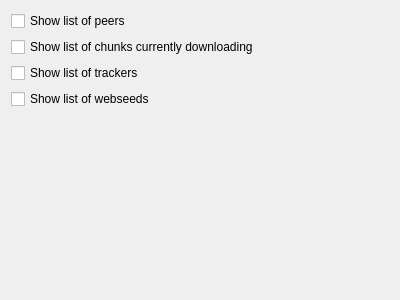
Old version of the form plugins/infowidget/iwprefpage.ui in the repository KDE/ktorrent.
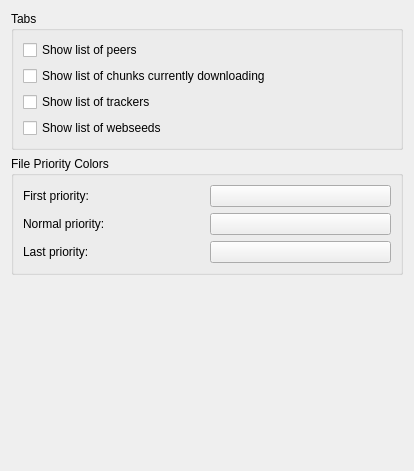
New version of the form. Custom widgets are drawn as their Qt base class.

Commit message: Added color coded file priorities in the infowidget plugin

The edit to the form file:
```diff
--- a/plugins/infowidget/iwprefpage.ui
+++ b/plugins/infowidget/iwprefpage.ui
@@ -6,11 +6,17 @@
     <x>0</x>
     <y>0</y>
     <width>400</width>
-    <height>300</height>
+    <height>471</height>
    </rect>
   </property>
   <layout class="QVBoxLayout" >
    <item>
+    <widget class="QGroupBox" name="groupBox" >
+     <property name="title" >
+      <string>Tabs</string>
+     </property>
+     <layout class="QVBoxLayout" >
+      <item>
     <widget class="QCheckBox" name="kcfg_showPeerView" >
      <property name="toolTip" >
       <string>Whether or not to show the peers tab in the bottom of the window.</string>
@@ -53,6 +59,69 @@
      </property>
     </widget>
    </item>
+     </layout>
+    </widget>
+   </item>
+   <item>
+    <widget class="QGroupBox" name="groupBox_2" >
+     <property name="title" >
+      <string>File Priority Colors</string>
+     </property>
+     <layout class="QGridLayout" >
+      <item row="0" column="0" >
+       <widget class="QLabel" name="label" >
+        <property name="text" >
+         <string>First priority:</string>
+        </property>
+       </widget>
+      </item>
+      <item row="0" column="1" >
+       <widget class="KColorButton" name="kcfg_firstColor" >
+        <property name="toolTip" >
+         <string>&lt;html>&lt;head>&lt;meta name="qrichtext" content="1" />&lt;style type="text/css">
+p, li { white-space: pre-wrap; }
+&lt;/style>&lt;/head>&lt;body style=" font-family:'Bitstream Vera Sans'; font-size:8pt; font-weight:400; font-style:normal;">
+&lt;p style=" margin-top:0px; margin-bottom:0px; margin-left:0px; margin-right:0px; -qt-block-indent:0; text-indent:0px;">Color to use for first priority files.&lt;/p>&lt;/body>&lt;/html></string>
+        </property>
+       </widget>
+      </item>
+      <item row="1" column="0" >
+       <widget class="QLabel" name="label_2" >
+        <property name="text" >
+         <string>Normal priority:</string>
+        </property>
+       </widget>
+      </item>
+      <item row="1" column="1" >
+       <widget class="KColorButton" name="kcfg_normalColor" >
+        <property name="toolTip" >
+         <string>&lt;html>&lt;head>&lt;meta name="qrichtext" content="1" />&lt;style type="text/css">
+p, li { white-space: pre-wrap; }
+&lt;/style>&lt;/head>&lt;body style=" font-family:'Bitstream Vera Sans'; font-size:8pt; font-weight:400; font-style:normal;">
+&lt;p style=" margin-top:0px; margin-bottom:0px; margin-left:0px; margin-right:0px; -qt-block-indent:0; text-indent:0px;">Color to use for normal priority files.&lt;/p>&lt;/body>&lt;/html></string>
+        </property>
+       </widget>
+      </item>
+      <item row="2" column="0" >
+       <widget class="QLabel" name="label_3" >
+        <property name="text" >
+         <string>Last priority:</string>
+        </property>
+       </widget>
+      </item>
+      <item row="2" column="1" >
+       <widget class="KColorButton" name="kcfg_lastColor" >
+        <property name="toolTip" >
+         <string>&lt;html>&lt;head>&lt;meta name="qrichtext" content="1" />&lt;style type="text/css">
+p, li { white-space: pre-wrap; }
+&lt;/style>&lt;/head>&lt;body style=" font-family:'Bitstream Vera Sans'; font-size:8pt; font-weight:400; font-style:normal;">
+&lt;p style=" margin-top:0px; margin-bottom:0px; margin-left:0px; margin-right:0px; -qt-block-indent:0; text-indent:0px;">Color to use for last priority files.&lt;/p>&lt;/body>&lt;/html></string>
+        </property>
+       </widget>
+      </item>
+     </layout>
+    </widget>
+   </item>
    <item>
     <spacer>
      <property name="orientation" >
@@ -60,14 +129,21 @@
      </property>
      <property name="sizeHint" >
       <size>
-       <width>20</width>
-       <height>40</height>
+       <width>392</width>
+       <height>51</height>
       </size>
      </property>
     </spacer>
    </item>
   </layout>
  </widget>
+ <customwidgets>
+  <customwidget>
+   <class>KColorButton</class>
+   <extends>QPushButton</extends>
+   <header>kcolorbutton.h</header>
+  </customwidget>
+ </customwidgets>
  <resources/>
  <connections/>
 </ui>
```
Lines whose indentation alone changed are shown as unchanged. The commit also changes 4 other files.
